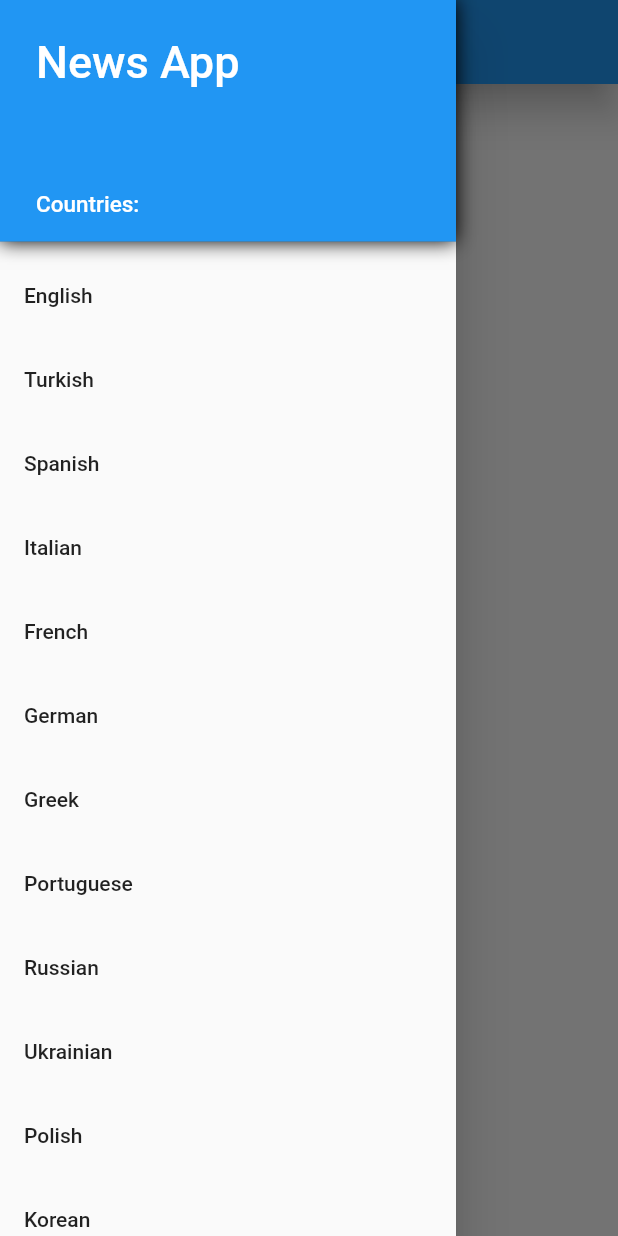
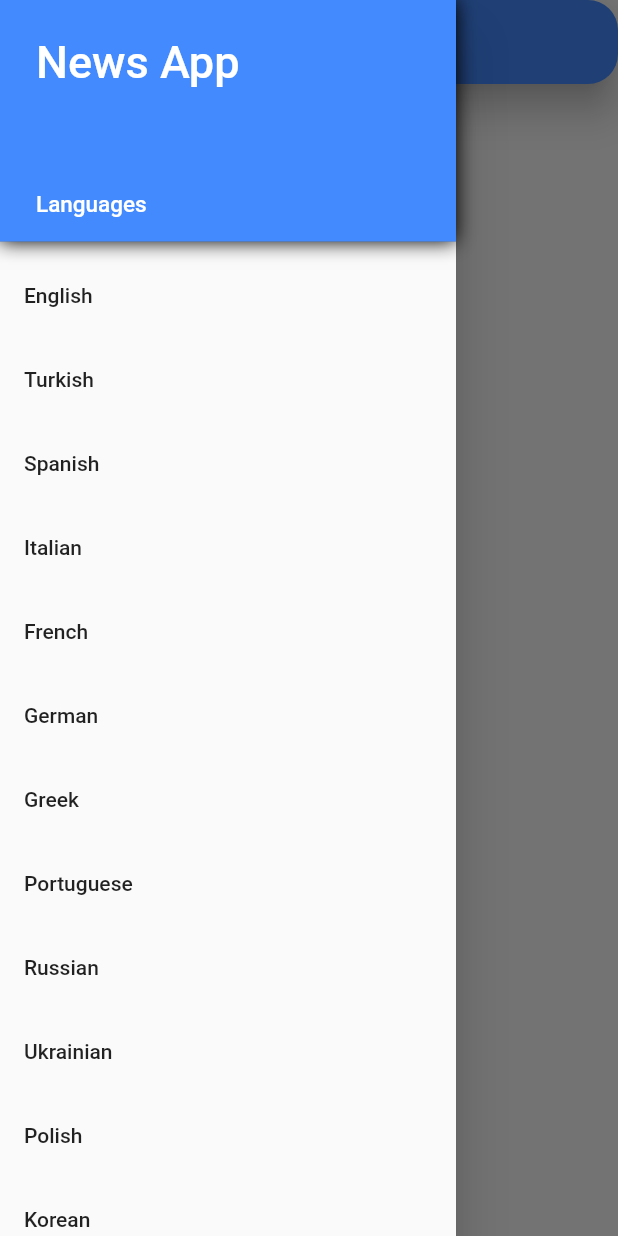
Before and after one commit to mertpamuk/flutter_news_app, a Flutter app: the screen it shows after launch, with the side drawer open, on a phone screen of 412 x 824 dp. Run offline on Flutter 3.47's test engine with Material 2 defaults, Android fonts, the phone set to English and light mode, and no system bars; our stand-ins replace dio.

Commit message:
Utils & Components file added. UI design

```diff
--- /dev/null
+++ b/lib/constants/utils.dart
@@ -0,0 +1,42 @@
+import 'package:flutter/material.dart';
+
+class NewsStrings {
+  static const String appTitle = "News App";
+  static const String appLangTitle = "Languages";
+}
+
+class NewsPadding {
+  static const EdgeInsets newsPaddingAllLow = EdgeInsets.all(8.0);
+  static const EdgeInsets newsPaddingAllMid = EdgeInsets.all(10.0);
+  static const EdgeInsets newsPaddingAllHigh = EdgeInsets.all(15.0);
+
+  static const EdgeInsets newsPaddingHorizontalMid =
+      EdgeInsets.symmetric(horizontal: 10);
+}
+
+class NewsRadius {
+  static BorderRadius newsRadiusCircular = BorderRadius.circular(20);
+}
+
+class NewsTextStyles {
+  static const TextStyle drawerHeaderStyleMid =
+      TextStyle(fontSize: 30, color: Colors.white);
+  static const TextStyle drawerHeaderStyleLow =
+      TextStyle(fontSize: 15, color: Colors.white);
+  static const TextStyle newsTitleTextStyle =
+      TextStyle(fontSize: 18, fontWeight: FontWeight.bold);
+}
+
+class BoxDecorationStyles {
+  static const BoxDecoration boxShadow =
+      BoxDecoration(color: Colors.blueAccent, boxShadow: [
+    BoxShadow(
+      color: Colors.black,
+      blurRadius: 10,
+    ),
+  ]);
+}
+
+class NewsSizedBoxes {
+  static const SizedBox sizedBox10 = SizedBox(width: 10);
+}
--- a/lib/main.dart
+++ b/lib/main.dart
@@ -1,5 +1,7 @@
 import 'package:flutter/material.dart';
 import 'package:news_app/view/home_view.dart';
+
+import 'constants/utils.dart';
 
 void main() => runApp(const MyApp());
 
@@ -8,9 +10,21 @@ class MyApp extends StatelessWidget {
 
   @override
   Widget build(BuildContext context) {
-    return const MaterialApp(
-      title: 'Material App',
-      home: HomeView(),
+    return MaterialApp(
+      debugShowCheckedModeBanner: false,
+      title: NewsStrings.appTitle,
+      home: const HomeView(),
+      theme: ThemeData(
+        appBarTheme: const AppBarTheme(
+          backgroundColor: Colors.blueAccent,
+        ),
+        floatingActionButtonTheme: const FloatingActionButtonThemeData(
+            backgroundColor: Colors.blueAccent),
+        listTileTheme:  const ListTileThemeData(
+          selectedTileColor: Colors.blueAccent,
+          selectedColor: Colors.white,
+        ),
+      ),
     );
   }
 }
--- a/lib/service/news_service.dart
+++ b/lib/service/news_service.dart
@@ -14,7 +14,7 @@ class NewsService {
       if (datas is List) {
         return datas.map((e) => NewsModel.fromJson(e)).toList();
       }
-    } else if(response.statusCode == HttpStatus.forbidden || response.statusCode == HttpStatus.notFound){
+    } else{
       return null;
     }
   }
--- a/lib/view/home_view.dart
+++ b/lib/view/home_view.dart
@@ -2,6 +2,9 @@ import 'package:flutter/material.dart';
 import 'package:news_app/constants/countries.dart';
 import 'package:news_app/model/news_model.dart';
 import 'package:news_app/service/news_service.dart';
+
+import '../components/news_card.dart';
+import '../constants/utils.dart';
 
 class HomeView extends StatefulWidget {
   const HomeView({super.key});
@@ -50,34 +53,33 @@ class _HomeViewState extends State<HomeView> {
 
   ListView _buildBody() {
     return ListView.builder(
-      padding: const EdgeInsets.symmetric(horizontal: 10),
+      padding: NewsPadding.newsPaddingHorizontalMid,
       itemCount: _items?.length ?? 0,
       itemBuilder: ((context, index) {
-        return _newsCard(newsModel: _items?[index]);
+        return NewsCard(newsModel: _items?[index]);
       }),
     );
   }
 
   AppBar _buildAppBar() {
     return AppBar(
+      shape:
+          RoundedRectangleBorder(borderRadius: NewsRadius.newsRadiusCircular),
       elevation: 10,
       actions: [
         Padding(
-          padding: const EdgeInsets.all(8.0),
+          padding: NewsPadding.newsPaddingAllMid,
           child: Center(
             child: _langCode == "" ? null : Text("$_lang | Page: $_page"),
           ),
         ),
       ],
-      title: const Text("News App"),
-      centerTitle: true,
+      title: const Text(NewsStrings.appTitle),
     );
   }
 
   Row _floatingActionButtons() {
-    return Row(
-      mainAxisAlignment: MainAxisAlignment.end,
-      children: [
+    return Row(mainAxisAlignment: MainAxisAlignment.end, children: [
       FloatingActionButton(
         child: const Icon(Icons.arrow_back_ios),
         onPressed: () {
@@ -87,42 +89,35 @@ class _HomeViewState extends State<HomeView> {
           }
         },
       ),
-        const SizedBox(width: 10),
+      NewsSizedBoxes.sizedBox10,
       FloatingActionButton(
         child: const Icon(Icons.arrow_forward_ios),
         onPressed: () {
           _page++;
           _fetchItems(_langCode, _page);
         },
-        ),
-      ],
-    );
+      )
+    ]);
   }
 
   Drawer _NewsDrawer() {
     return Drawer(
-        child: Column(
-      children: [
+      child: Column(children: [
         DrawerHeader(
-            decoration: const BoxDecoration(color: Colors.blue, boxShadow: [
-              BoxShadow(
-                color: Colors.black,
-                blurRadius: 10,
-              )
-            ]),
+            decoration: BoxDecorationStyles.boxShadow,
             child: Padding(
-              padding: const EdgeInsets.all(8.0),
+              padding: NewsPadding.newsPaddingAllLow,
               child: Column(
                 mainAxisAlignment: MainAxisAlignment.spaceBetween,
                 crossAxisAlignment: CrossAxisAlignment.stretch,
                 children: const [
                   Text(
-                    "News App",
-                    style: TextStyle(fontSize: 30, color: Colors.white),
+                    NewsStrings.appTitle,
+                    style: NewsTextStyles.drawerHeaderStyleMid,
                   ),
                   Text(
-                    "Countries:",
-                    style: TextStyle(fontSize: 15, color: Colors.white),
+                    NewsStrings.appLangTitle,
+                    style: NewsTextStyles.drawerHeaderStyleLow,
                   ),
                 ],
               ),
@@ -131,6 +126,7 @@ class _HomeViewState extends State<HomeView> {
             child: ListView.builder(
           itemCount: Country.countryList.length,
           itemBuilder: (context, index) => ListTile(
+            selected: Country.countryList[index].name == _lang ? true : false,
             title: Text(Country.countryList[index].name),
             onTap: () {
               _langCode = Country.countryList[index].code;
@@ -140,14 +136,15 @@ class _HomeViewState extends State<HomeView> {
               Navigator.of(context).pop();
             },
           ),
-          ),
-        ),
-      ],
-    ));
+        )),
+      ]),
+    );
   }
 }
 
-class _newsCard extends StatelessWidget {
+
+
+/* class _newsCard extends StatelessWidget {
   const _newsCard({
     Key? key,
     required NewsModel? newsModel,
@@ -160,32 +157,31 @@ class _newsCard extends StatelessWidget {
   Widget build(BuildContext context) {
     return Card(
       elevation: 10,
-      shape: RoundedRectangleBorder(borderRadius: BorderRadius.circular(20)),
-      margin: const EdgeInsets.only(bottom: 20),
+      shape:
+          RoundedRectangleBorder(borderRadius: NewsRadius.newsRadiusCircular),
       child: Padding(
-        padding: const EdgeInsets.all(15.0),
+        padding: NewsPadding.newsPaddingAllMid,
         child: Column(
           children: [
             ClipRRect(
-              borderRadius: BorderRadius.circular(20.0),
+              borderRadius: NewsRadius.newsRadiusCircular,
               child: Image.network(_newsModel?.imageUrl ?? "",
                   errorBuilder: (context, error, stackTrace) {
-                print(error);
                 return const Icon(Icons.error);
               }),
             ),
             Padding(
-              padding: const EdgeInsets.symmetric(horizontal: 10, vertical: 8),
+              padding: NewsPadding.newsPaddingAllMid,
               child: Text(
-                _newsModel?.title ?? "Unknown Title",
-                style:
-                    const TextStyle(fontSize: 18, fontWeight: FontWeight.bold),
+                _newsModel?.title ?? "",
+                style: NewsTextStyles.newsTitleTextStyle,
               ),
             ),
-            Text(_newsModel?.description ?? "Unknown Description"),
+            Text(_newsModel?.description ?? ""),
           ],
         ),
       ),
     );
   }
 }
+ */
```
Also changed, not shown: lib/components/news_card.dart (added, +45 -0 lines). Lines whose indentation alone changed are shown as unchanged.
